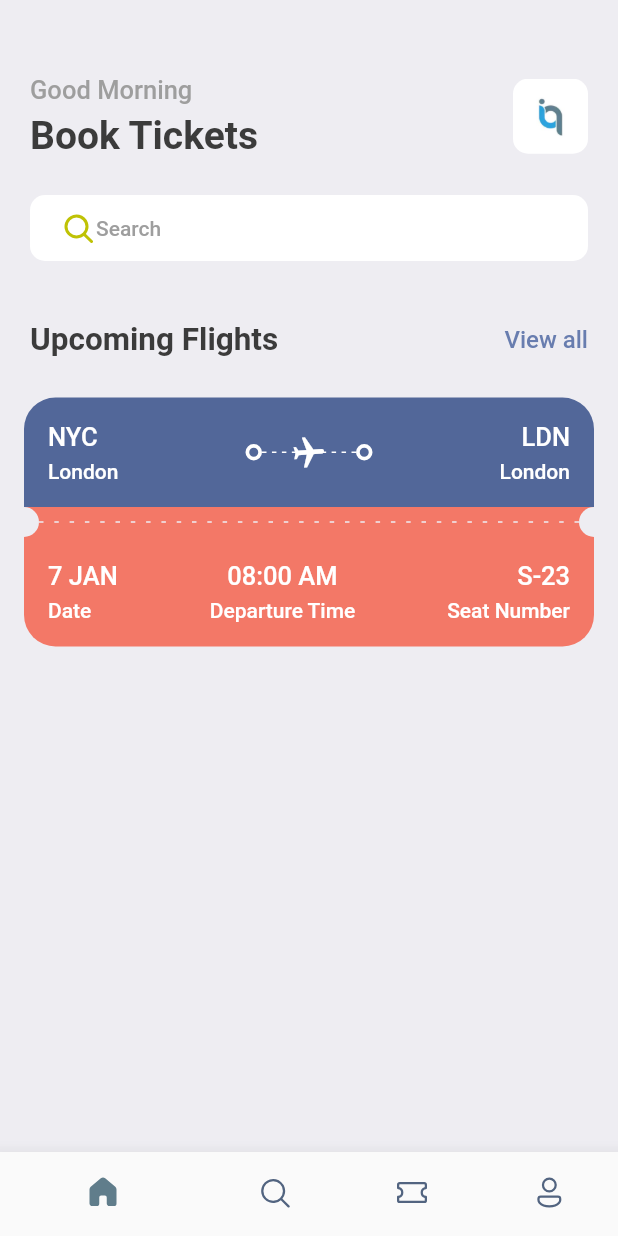
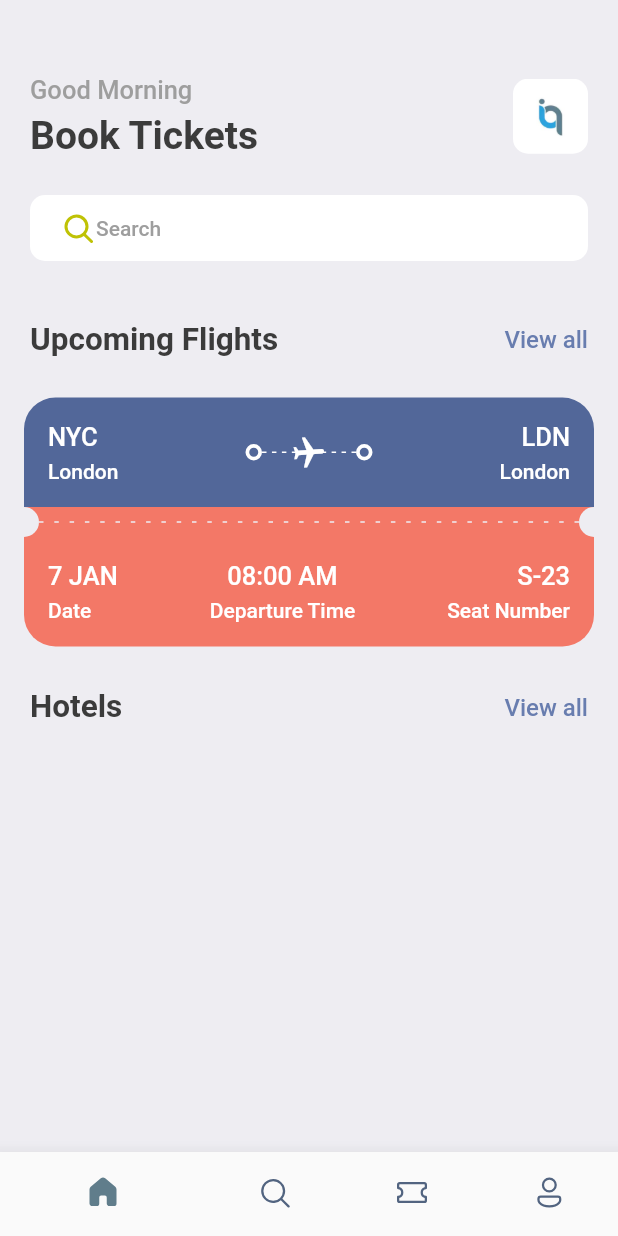
Before and after one commit to Isaac-onah/ticket-app, a Flutter app: the screen it shows after launch, on a phone screen of 412 x 824 dp. Run offline on Flutter 3.47's test engine with Material 2 defaults, Android fonts, the phone set to English and light mode, and no system bars; our stand-ins replace fluentui_icons, gap.

Commit message:
recent update

```diff
--- a/lib/screens/home_screen.dart
+++ b/lib/screens/home_screen.dart
@@ -74,7 +74,33 @@ class _HomeScreenState extends State<HomeScreen> {
               ],
             ),
           ),
-          TicketView()
+          SingleChildScrollView(
+            scrollDirection: Axis.horizontal,
+            padding: EdgeInsets.only(right: 20),
+            child: Row(
+              children: [
+                TicketView(),
+                TicketView(),
+                TicketView(),
+                TicketView(),
+              ],
+            ),
+          ),
+          Container(
+            padding: EdgeInsets.symmetric(horizontal: 20, vertical: 10),
+            child: Row(
+              mainAxisAlignment: MainAxisAlignment.spaceBetween,
+              children: [
+                Text("Hotels", style: Styles.headLineStyle2,),
+                InkWell(
+                  onTap: (){
+                    print("object");
+                  },
+                  child: Text("View all", style: Styles.textStyle.copyWith(color: Styles.primaryColor),),
+                )
+              ],
+            ),
+          ),
         ],
       ),
     );
```
